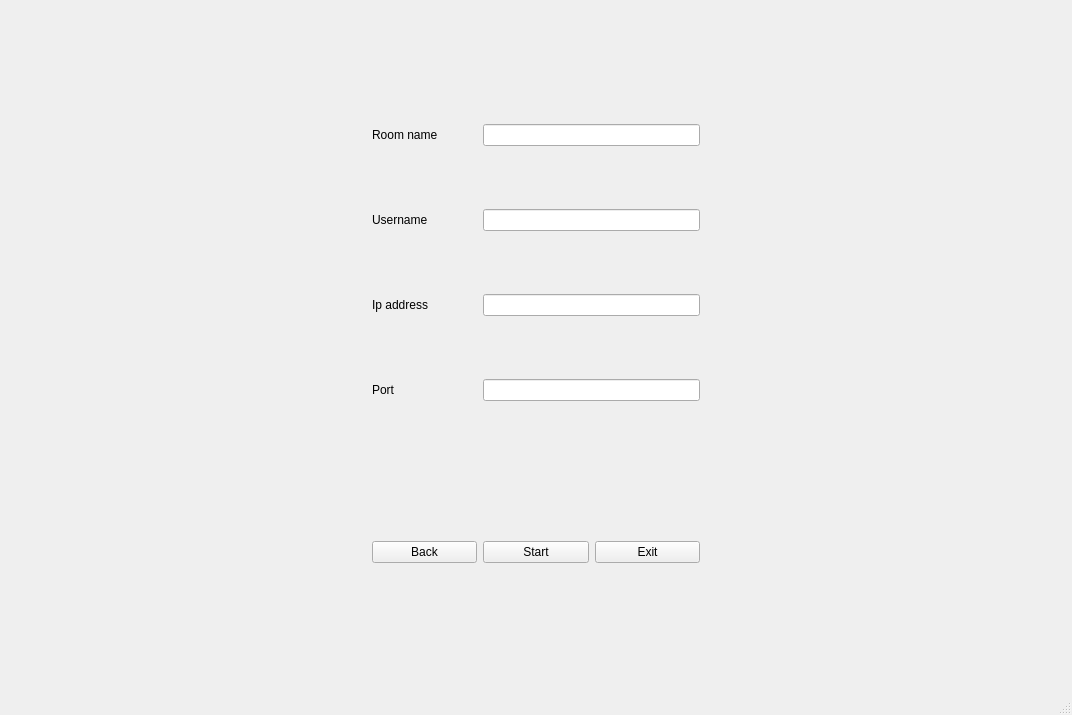
Before: the Qt Designer form src/mainwindow.ui in Cyberah/Text-Messenger, drawn with Qt 5.
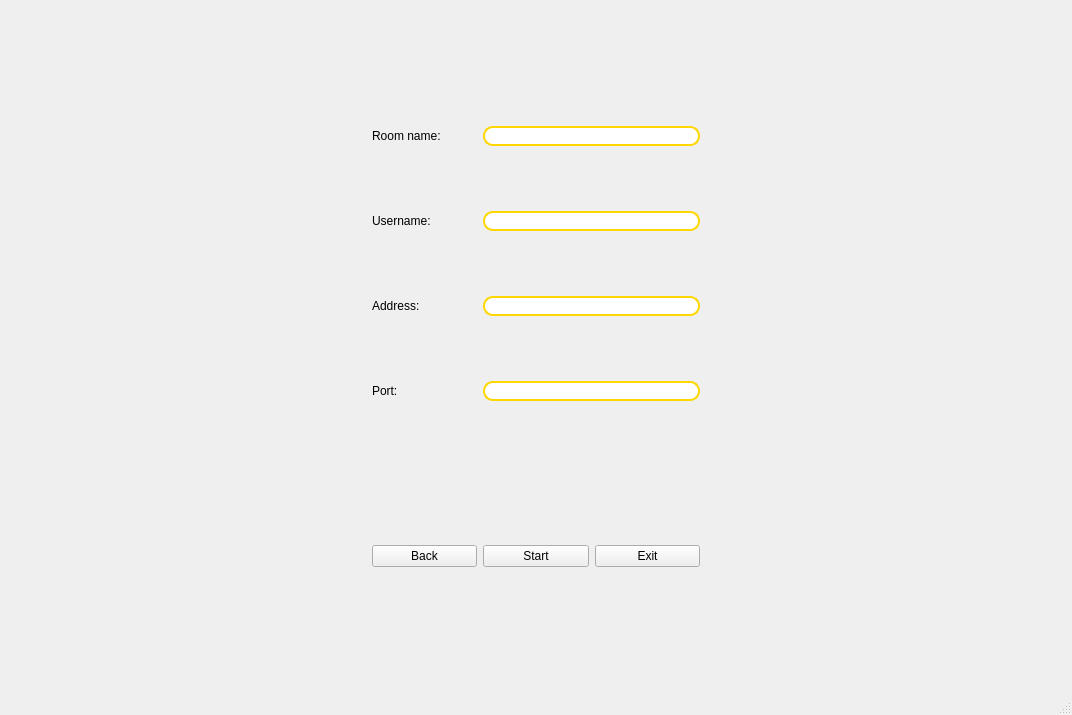
After: the same form once the commit is applied. The open tabs and pages were chosen to show the change. Custom widgets are drawn as their Qt base class.

Patch:
```diff
--- a/src/mainwindow.ui
+++ b/src/mainwindow.ui
@@ -265,17 +265,21 @@
             <item row="1" column="0">
              <widget class="QLabel" name="label_5">
               <property name="text">
-               <string>Room name</string>
+               <string>Room name:</string>
               </property>
              </widget>
             </item>
             <item row="3" column="1" colspan="2">
-             <widget class="QLineEdit" name="ip_address_le_2"/>
+             <widget class="QLineEdit" name="ip_address_le_2">
+              <property name="styleSheet">
+               <string notr="true">border: 2px solid #ffd700; border-radius: 10px;</string>
+              </property>
+             </widget>
             </item>
             <item row="3" column="0">
              <widget class="QLabel" name="label_2">
               <property name="text">
-               <string>Ip address</string>
+               <string>Address:</string>
               </property>
              </widget>
             </item>
@@ -303,7 +307,11 @@
              </widget>
             </item>
             <item row="1" column="1" colspan="2">
-             <widget class="QLineEdit" name="room_name_le"/>
+             <widget class="QLineEdit" name="room_name_le">
+              <property name="styleSheet">
+               <string notr="true">border: 2px solid #ffd700; border-radius: 10px;</string>
+              </property>
+             </widget>
             </item>
             <item row="7" column="1">
              <widget class="QPushButton" name="startButton">
@@ -320,12 +328,16 @@
              </widget>
             </item>
             <item row="2" column="1" colspan="2">
-             <widget class="QLineEdit" name="host_username_le"/>
+             <widget class="QLineEdit" name="host_username_le">
+              <property name="styleSheet">
+               <string notr="true">border: 2px solid #ffd700; border-radius: 10px;</string>
+              </property>
+             </widget>
             </item>
             <item row="2" column="0">
              <widget class="QLabel" name="host_username_label">
               <property name="text">
-               <string>Username</string>
+               <string>Username:</string>
               </property>
              </widget>
             </item>
@@ -349,12 +361,16 @@
              </widget>
             </item>
             <item row="4" column="1" colspan="2">
-             <widget class="QLineEdit" name="server_port_le"/>
+             <widget class="QLineEdit" name="server_port_le">
+              <property name="styleSheet">
+               <string notr="true">border: 2px solid #ffd700; border-radius: 10px;</string>
+              </property>
+             </widget>
             </item>
             <item row="4" column="0">
              <widget class="QLabel" name="label_4">
               <property name="text">
-               <string>Port</string>
+               <string>Port:</string>
               </property>
              </widget>
             </item>
```
Left out of the diff: 86 changed lines with no effect on the pictures.
